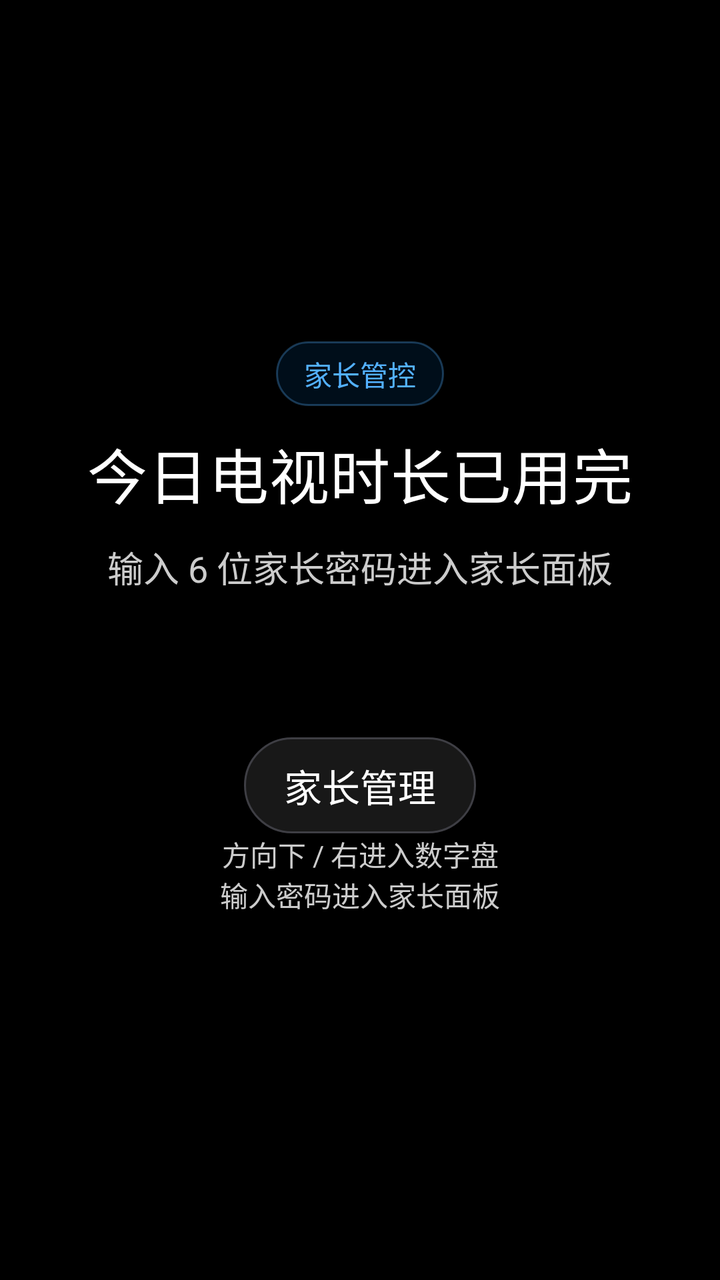
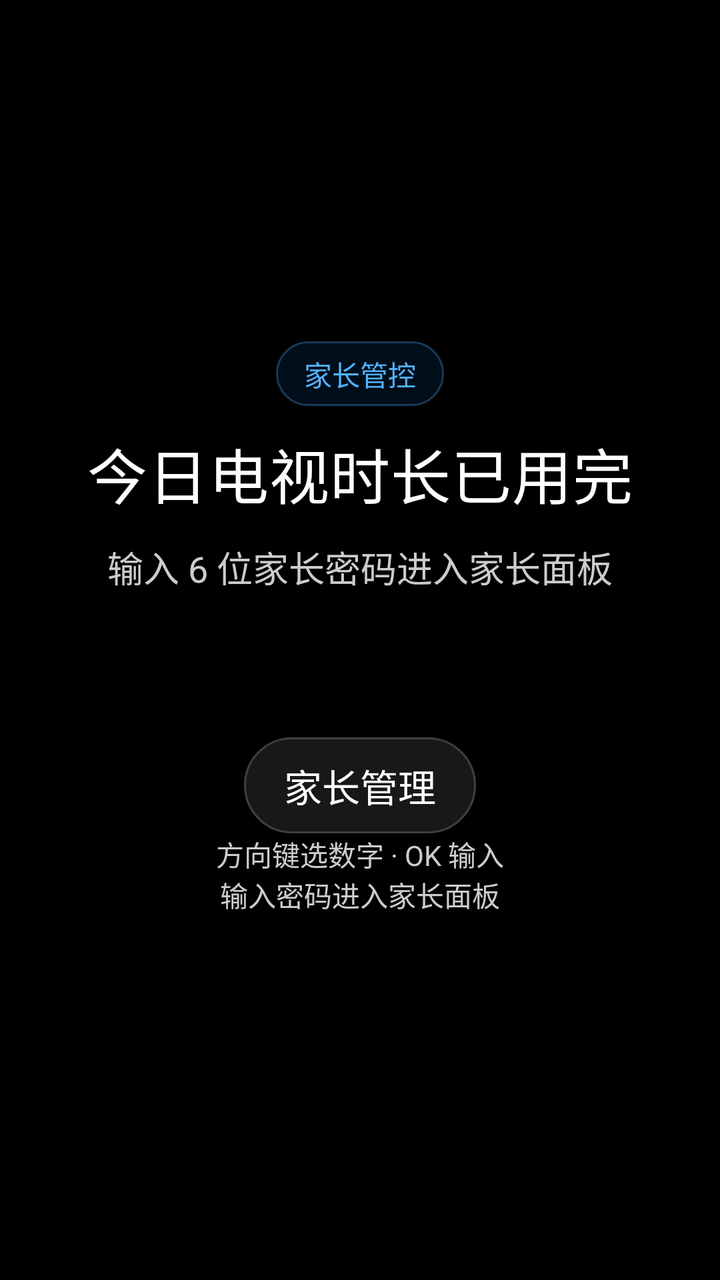

Screens rendered from an Android XML layout before and after an edit, with the pre-edit source and the edit as a unified diff.
<!-- AndroidManifest.xml: application theme android:Theme.DeviceDefault.NoActionBar -->
<!-- res/layout/lock_screen.xml -->
<?xml version="1.0" encoding="utf-8"?>
<FrameLayout xmlns:android="http://schemas.android.com/apk/res/android"
    android:id="@+id/lock_root"
    android:layout_width="match_parent"
    android:layout_height="match_parent"
    android:background="@color/canvas"
    android:paddingLeft="24dp"
    android:paddingTop="16dp"
    android:paddingRight="24dp"
    android:paddingBottom="16dp">

    <ScrollView
        android:id="@+id/entry_scroll"
        android:layout_width="match_parent"
        android:layout_height="match_parent"
        android:fillViewport="true"
        android:focusable="false">

        <FrameLayout
            android:layout_width="match_parent"
            android:layout_height="wrap_content">

            <LinearLayout
                android:id="@+id/entry_columns"
                android:layout_width="match_parent"
                android:layout_height="wrap_content"
                android:layout_gravity="center"
                android:baselineAligned="false"
                android:gravity="center_vertical"
                android:orientation="vertical">

                <LinearLayout
                    android:id="@+id/entry_copy"
                    android:layout_width="match_parent"
                    android:layout_height="wrap_content"
                    android:gravity="center_horizontal"
                    android:orientation="vertical">

                    <TextView
                        android:id="@+id/lock_brand"
                        style="@style/Text.Caption"
                        android:layout_width="wrap_content"
                        android:layout_height="wrap_content"
                        android:background="@drawable/pill_bg"
                        android:paddingLeft="14dp"
                        android:paddingTop="6dp"
                        android:paddingRight="14dp"
                        android:paddingBottom="6dp"
                        android:text="家长管控"
                        android:textColor="@color/accent_light" />

                    <TextView
                        android:id="@+id/lock_title"
                        style="@style/Text.Display"
                        android:layout_width="match_parent"
                        android:layout_height="wrap_content"
                        android:layout_marginTop="12dp"
                        android:gravity="center"
                        android:text="今日电视时长已用完"
                        android:textSize="30sp" />

                    <TextView
                        android:id="@+id/lock_prompt"
                        style="@style/Text.Body"
                        android:layout_width="match_parent"
                        android:layout_height="wrap_content"
                        android:layout_marginTop="12dp"
                        android:gravity="center"
                        android:text="输入 6 位家长密码进入家长面板"
                        android:textSize="18sp" />

                    <TextView
                        android:id="@+id/lock_input"
                        style="@style/Text.Accent"
                        android:layout_width="match_parent"
                        android:layout_height="wrap_content"
                        android:layout_marginTop="12dp"
                        android:gravity="center"
                        android:minHeight="48dp"
                        android:textColor="@color/accent_light"
                        android:textSize="32sp" />

                    <Button
                        android:id="@+id/parent_manage"
                        style="@style/Widget.PillButton"
                        android:layout_width="wrap_content"
                        android:layout_height="48dp"
                        android:layout_gravity="center_horizontal"
                        android:layout_marginTop="12dp"
                        android:focusable="true"
                        android:focusableInTouchMode="true"
                        android:tag="parent_manage"
                        android:text="家长管理" />

                </LinearLayout>

                <LinearLayout
                    android:id="@+id/keypad_column"
                    android:layout_width="252dp"
                    android:layout_height="wrap_content"
                    android:layout_gravity="center_horizontal"
                    android:orientation="vertical">

                    <TextView
                        style="@style/Text.Caption"
                        android:layout_width="match_parent"
                        android:layout_height="wrap_content"
                        android:layout_marginBottom="12dp"
                        android:gravity="center"
                        android:text="方向下 / 右进入数字盘\n输入密码进入家长面板"
                        android:textColor="@color/on_dark_mute" />

                    <FrameLayout
                        android:id="@+id/keypad_host"
                        android:layout_width="match_parent"
                        android:layout_height="wrap_content" />
                </LinearLayout>
            </LinearLayout>
        </FrameLayout>
    </ScrollView>
</FrameLayout>
<!-- resources referenced by this layout -->
<resources>
  <color name="accent_light">#53B1FF</color>
  <color name="canvas">#000000</color>
  <color name="on_dark_mute">#CCCCCC</color>
  <!-- drawable pill_bg (drawable) -->
  <?xml version="1.0" encoding="utf-8"?>
  <shape xmlns:android="http://schemas.android.com/apk/res/android"
      android:shape="rectangle">
      <solid android:color="#1F0070D1" />
      <corners android:radius="999dp" />
      <stroke android:width="1dp" android:color="#4D53B1FF" />
  </shape>
  <style name="Text.Accent">
          <item name="android:textColor">@color/accent_light</item>
          <item name="android:textSize">30sp</item>
          <item name="android:includeFontPadding">false</item>
      </style>
  <style name="Text.Body">
          <item name="android:textColor">@color/on_dark_mute</item>
          <item name="android:textSize">17sp</item>
          <item name="android:lineSpacingExtra">4dp</item>
          <item name="android:includeFontPadding">false</item>
      </style>
  <style name="Text.Caption">
          <item name="android:textColor">@color/mute_dark</item>
          <item name="android:textSize">14sp</item>
          <item name="android:includeFontPadding">false</item>
      </style>
  <style name="Text.Display">
          <item name="android:textColor">@color/on_dark</item>
          <item name="android:textSize">34sp</item>
          <item name="android:textStyle">normal</item>
          <item name="android:includeFontPadding">false</item>
      </style>
  <style name="Widget.PillButton" parent="@android:style/Widget.DeviceDefault.Button">
          <item name="android:background">@drawable/remote_button_bg</item>
          <item name="android:textColor">@color/on_dark</item>
          <item name="android:textSize">19sp</item>
          <item name="android:textAllCaps">false</item>
          <item name="android:minWidth">0dp</item>
          <item name="android:minHeight">48dp</item>
          <item name="android:paddingStart">20dp</item>
          <item name="android:paddingEnd">20dp</item>
          <item name="android:paddingTop">8dp</item>
          <item name="android:paddingBottom">8dp</item>
      </style>
  <color name="mute_dark">#99E5E5E5</color>
  <color name="on_dark">#FFFFFF</color>
  <!-- drawable remote_button_bg (drawable) -->
  <?xml version="1.0" encoding="utf-8"?>
  <selector xmlns:android="http://schemas.android.com/apk/res/android">
      <item android:state_enabled="false">
          <shape android:shape="rectangle">
              <solid android:color="#141516" />
              <stroke android:width="1dp" android:color="#26282C" />
              <corners android:radius="999dp" />
          </shape>
      </item>
      <item android:state_pressed="true">
          <shape android:shape="rectangle">
              <solid android:color="#0064B7" />
              <stroke android:width="2dp" android:color="#FFFFFF" />
              <corners android:radius="999dp" />
          </shape>
      </item>
      <item android:state_focused="true">
          <shape android:shape="rectangle">
              <solid android:color="#0070D1" />
              <stroke android:width="3dp" android:color="#53B1FF" />
              <corners android:radius="999dp" />
          </shape>
      </item>
      <item>
          <shape android:shape="rectangle">
              <solid android:color="#181818" />
              <stroke android:width="1dp" android:color="#3E3E44" />
              <corners android:radius="999dp" />
          </shape>
      </item>
  </selector>
</resources>

<!-- the commit's change to res/layout/lock_screen.xml (unified diff, before → after) -->
@@ -107,7 +107,7 @@
                         android:layout_height="wrap_content"
                         android:layout_marginBottom="12dp"
                         android:gravity="center"
-                        android:text="方向下 / 右进入数字盘\n输入密码进入家长面板"
+                        android:text="方向键选数字 · OK 输入\n输入密码进入家长面板"
                         android:textColor="@color/on_dark_mute" />
 
                     <FrameLayout
